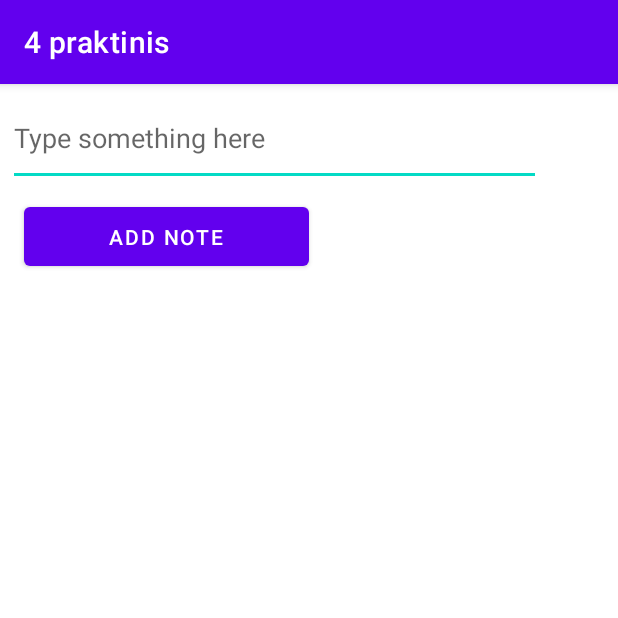
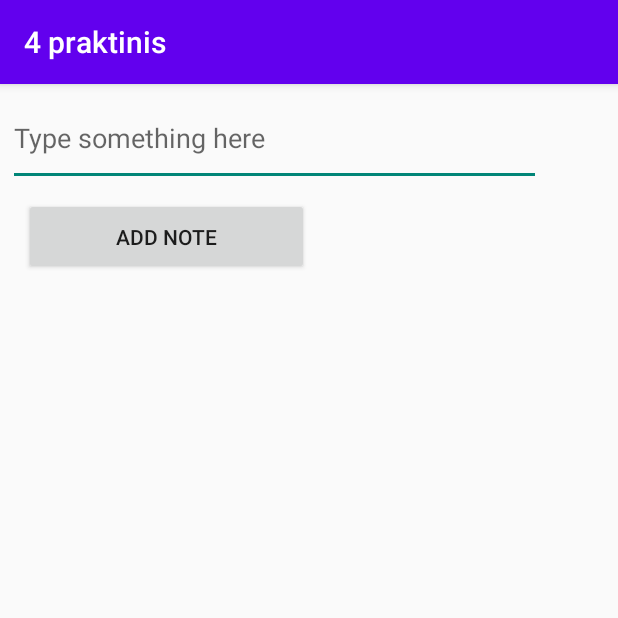
Before and after one commit to baltru/ActivitiesandStorage, an Android app: the AddNoteActivity screen opened directly, with no data from a screen before it, on a phone screen of 412 x 824 dp, the top half of it. Run offline under Robolectric (Android 15) with nearby library versions, the phone set to English and light mode, and no system bars.

Commit message:
Update themes.xml

```diff
--- a/app/src/main/res/values/themes.xml
+++ b/app/src/main/res/values/themes.xml
@@ -1,5 +1,5 @@
 <resources xmlns:tools="http://schemas.android.com/tools">
-    <style name="Theme.4Praktinis" parent="Theme.MaterialComponents.DayNight.DarkActionBar">
+    <style name="Theme.4Praktinis" parent="Theme.AppCompat.DayNight.DarkActionBar">
         <item name="colorPrimary">@color/purple_500</item>
         <item name="colorPrimaryVariant">@color/purple_700</item>
         <item name="colorOnPrimary">@color/white</item>
```
